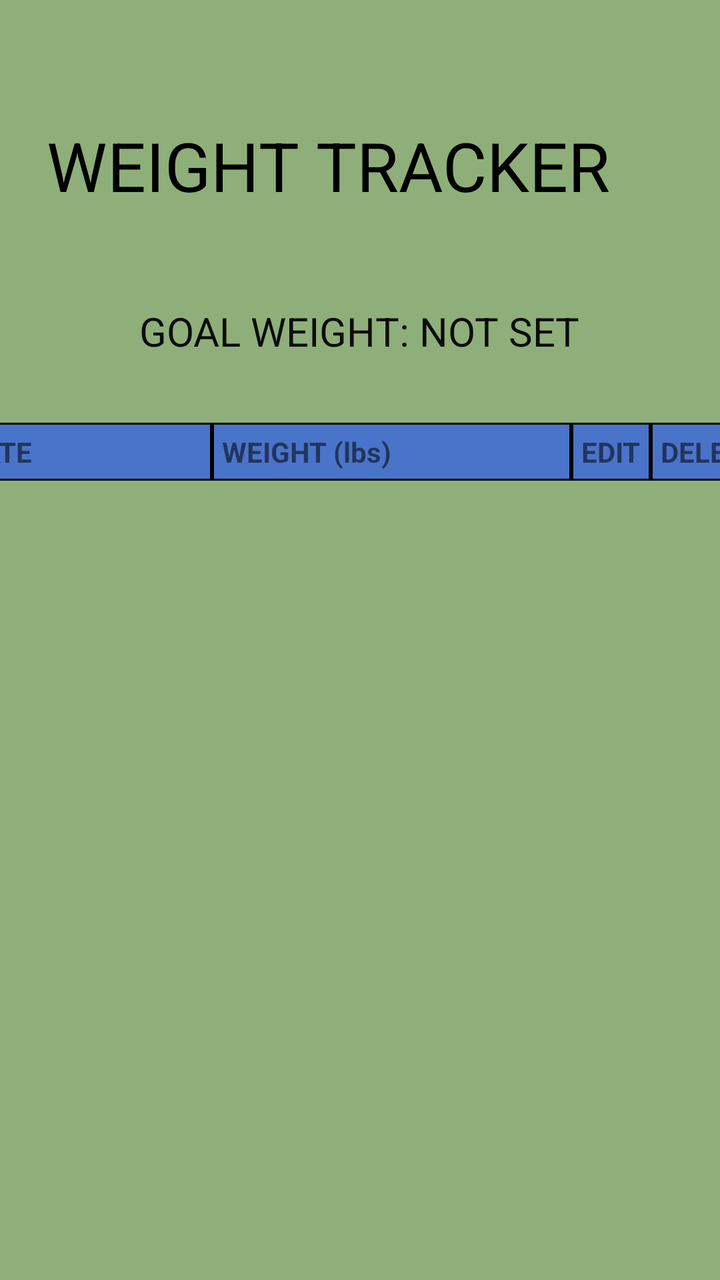
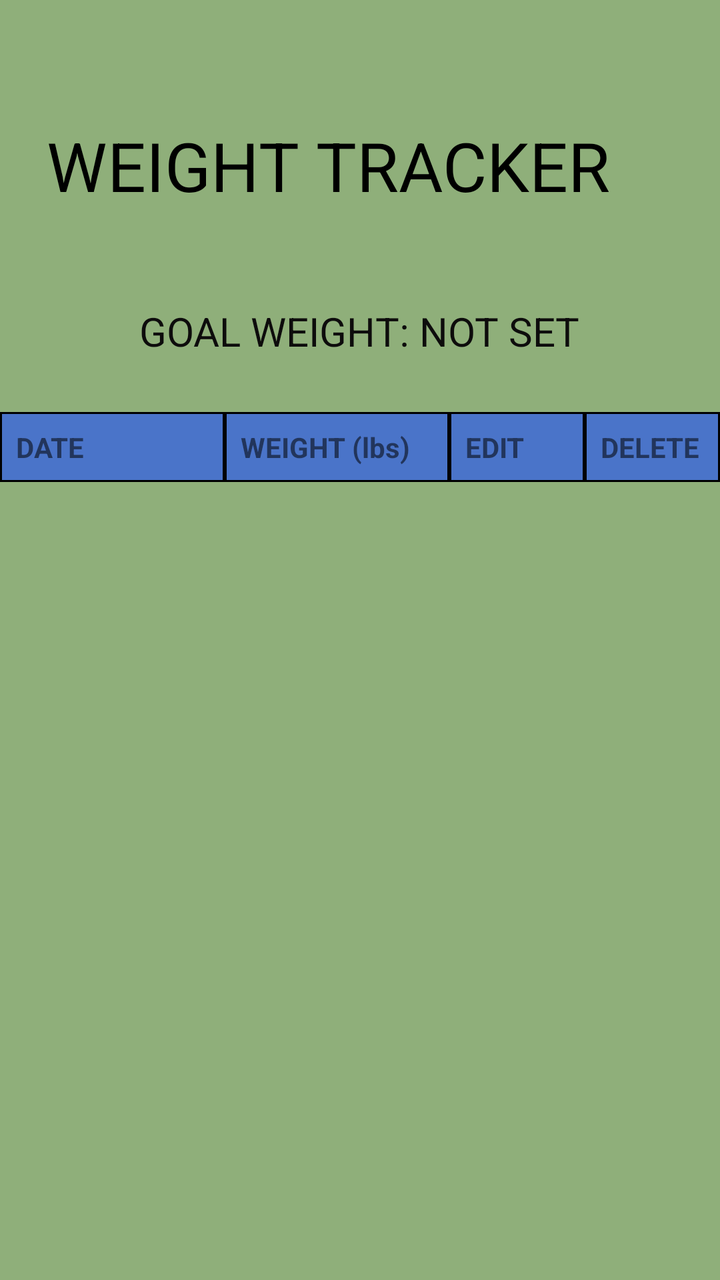

An Android layout rendered at two revisions. The XML below is the earlier revision; the diff shows what the commit changed to produce the second picture.
<!-- AndroidManifest.xml: application theme Theme.WeightTrackerApp -->
<!-- res/layout/activity_data.xml -->
<?xml version="1.0" encoding="utf-8"?>
<androidx.constraintlayout.widget.ConstraintLayout xmlns:android="http://schemas.android.com/apk/res/android"
    xmlns:app="http://schemas.android.com/apk/res-auto"
    xmlns:tools="http://schemas.android.com/tools"
    android:layout_width="match_parent"
    android:layout_height="match_parent"
    android:background="@color/green_bg">

    

    <TextView
        android:id="@+id/apptitle"
        android:layout_width="312dp"
        android:layout_height="72dp"
        android:layout_marginTop="60dp"
        android:layout_marginEnd="38dp"
        android:text="WEIGHT TRACKER"
        android:textAlignment="center"
        android:textColor="#000000"
        android:textSize="34sp"
        app:layout_constraintEnd_toEndOf="parent"
        app:layout_constraintHorizontal_bias="0.803"
        app:layout_constraintStart_toStartOf="parent"
        app:layout_constraintTop_toTopOf="parent" />

    

    <Button
        android:id="@+id/addtodaysweightbutton"
        android:layout_width="187dp"
        android:layout_height="67dp"
        android:layout_marginStart="2dp"
        android:layout_marginTop="604dp"
        android:layout_marginEnd="222dp"
        android:layout_marginBottom="60dp"
        android:backgroundTint="@color/blue_btn"
        android:text="ADD TODAYS WEIGHT"
        android:textColor="@color/black"
        app:layout_constraintBottom_toBottomOf="parent"
        app:layout_constraintEnd_toEndOf="parent"
        app:layout_constraintStart_toStartOf="parent"
        app:layout_constraintTop_toTopOf="parent" />

    
    <Button
        android:id="@+id/goalweightbutton"
        android:layout_width="187dp"
        android:layout_height="67dp"
        android:layout_marginStart="223dp"
        android:layout_marginTop="604dp"
        android:layout_marginEnd="1dp"
        android:layout_marginBottom="60dp"
        android:backgroundTint="@color/blue_btn"
        android:text="ADD GOAL WEIGHT"
        android:textColor="@color/black"
        app:layout_constraintBottom_toBottomOf="parent"
        app:layout_constraintEnd_toEndOf="parent"
        app:layout_constraintStart_toStartOf="parent"
        app:layout_constraintTop_toTopOf="parent" />

    

    <TextView
        android:id="@+id/goalView"
        android:layout_width="264dp"
        android:layout_height="38dp"
        android:layout_marginTop="20dp"
        android:text="GOAL WEIGHT: NOT SET"
        android:textAlignment="center"
        android:textColor="#0D0C0C"
        android:textSize="20sp"
        app:layout_constraintEnd_toEndOf="parent"
        app:layout_constraintHorizontal_bias="0.496"
        app:layout_constraintStart_toStartOf="parent"
        app:layout_constraintTop_toBottomOf="@+id/apptitle" />

    
    
    <TableLayout
        android:id="@+id/tableLayout"
        android:layout_width="408dp"
        android:layout_height="384dp"
        android:layout_marginStart="2dp"
        android:layout_marginEnd="1dp"
        android:layout_marginBottom="30dp"
        android:stretchColumns="0,1,1.5"
        app:layout_constraintBottom_toTopOf="@+id/addtodaysweightbutton"
        app:layout_constraintEnd_toEndOf="parent"
        app:layout_constraintStart_toStartOf="parent">

        <TableRow android:background="@color/green_bg">

            <TextView
                android:background="@drawable/cell_border"
                android:padding="5dip"
                android:text="DATE"
                android:textStyle="bold" />

            <TextView
                android:background="@drawable/cell_border"
                android:padding="5dip"
                android:text="WEIGHT (lbs)"
                android:textStyle="bold" />

            <TextView
                android:background="@drawable/cell_border"
                android:padding="5dp"
                android:text="EDIT"
                android:textStyle="bold" />

            <TextView
                android:background="@drawable/cell_border"
                android:padding="5dp"
                android:text="DELETE"
                android:textStyle="bold" />
        </TableRow>
    </TableLayout>
</androidx.constraintlayout.widget.ConstraintLayout>
<!-- resources referenced by this layout -->
<resources>
  <color name="black">#FF000000</color>
  <color name="blue_btn">#4A74C9</color>
  <color name="green_bg">#8FAF7A</color>
  <!-- drawable cell_border (drawable) -->
  <?xml version="1.0" encoding="utf-8"?>
  <shape xmlns:android="http://schemas.android.com/apk/res/android" android:shape="rectangle">
      <solid android:color="@color/blue_btn" />
      <stroke android:width="1dp" android:color="@color/black" />
  </shape>
  <style name="Theme.WeightTrackerApp" parent="Theme.AppCompat.Light.NoActionBar" />
</resources>

<!-- the commit's change to res/layout/activity_data.xml (unified diff, before → after) -->
@@ -76,43 +76,62 @@
 
     
     
-    <TableLayout
-        android:id="@+id/tableLayout"
-        android:layout_width="408dp"
-        android:layout_height="384dp"
-        android:layout_marginStart="2dp"
-        android:layout_marginEnd="1dp"
-        android:layout_marginBottom="30dp"
-        android:stretchColumns="0,1,1.5"
+    
+    <LinearLayout
+        android:id="@+id/headerRow"
+        android:layout_width="0dp"
+        android:layout_height="wrap_content"
+        android:layout_marginTop="16dp"
+        android:orientation="horizontal"
+        app:layout_constraintEnd_toEndOf="parent"
+        app:layout_constraintStart_toStartOf="parent"
+        app:layout_constraintTop_toBottomOf="@+id/goalView">
+
+        <TextView
+            android:layout_width="0dp"
+            android:layout_height="wrap_content"
+            android:layout_weight="2"
+            android:background="@drawable/cell_border"
+            android:padding="8dp"
+            android:text="DATE"
+            android:textStyle="bold" />
+
+        <TextView
+            android:layout_width="0dp"
+            android:layout_height="wrap_content"
+            android:layout_weight="2"
+            android:background="@drawable/cell_border"
+            android:padding="8dp"
+            android:text="WEIGHT (lbs)"
+            android:textStyle="bold" />
+
+        <TextView
+            android:layout_width="0dp"
+            android:layout_height="wrap_content"
+            android:layout_weight="1.2"
+            android:background="@drawable/cell_border"
+            android:padding="8dp"
+            android:text="EDIT"
+            android:textStyle="bold" />
+
+        <TextView
+            android:layout_width="0dp"
+            android:layout_height="wrap_content"
+            android:layout_weight="1.2"
+            android:background="@drawable/cell_border"
+            android:padding="8dp"
+            android:text="DELETE"
+            android:textStyle="bold" />
+    </LinearLayout>
+
+    
+    <androidx.recyclerview.widget.RecyclerView
+        android:id="@+id/weightList"
+        android:layout_width="0dp"
+        android:layout_height="0dp"
+        android:layout_marginBottom="16dp"
         app:layout_constraintBottom_toTopOf="@+id/addtodaysweightbutton"
         app:layout_constraintEnd_toEndOf="parent"
-        app:layout_constraintStart_toStartOf="parent">
-
-        <TableRow android:background="@color/green_bg">
-
-            <TextView
-                android:background="@drawable/cell_border"
-                android:padding="5dip"
-                android:text="DATE"
-                android:textStyle="bold" />
-
-            <TextView
-                android:background="@drawable/cell_border"
-                android:padding="5dip"
-                android:text="WEIGHT (lbs)"
-                android:textStyle="bold" />
-
-            <TextView
-                android:background="@drawable/cell_border"
-                android:padding="5dp"
-                android:text="EDIT"
-                android:textStyle="bold" />
-
-            <TextView
-                android:background="@drawable/cell_border"
-                android:padding="5dp"
-                android:text="DELETE"
-                android:textStyle="bold" />
-        </TableRow>
-    </TableLayout>
+        app:layout_constraintStart_toStartOf="parent"
+        app:layout_constraintTop_toBottomOf="@+id/headerRow" />
 </androidx.constraintlayout.widget.ConstraintLayout>
